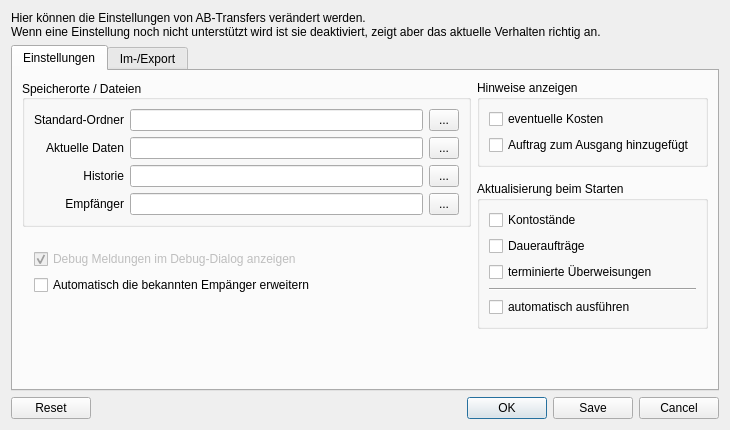
First picture: the form in src/dialogs/dialogsettings.ui, repository schmufu/abtransfers, before the edit.
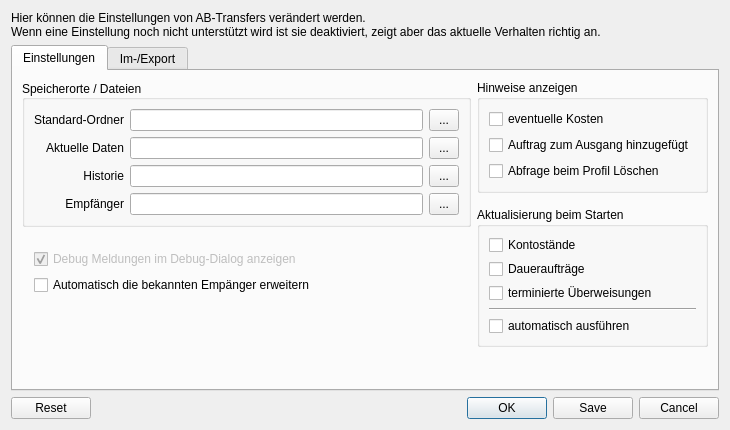
Second picture: the form after the edit. The open tabs and pages were chosen to show the change. Icons and pictures are not drawn.

Commit message: Löschen von benutzerspeziefischen Profilen (CSV) ist jetzt möglich.

```diff
--- a/src/dialogs/dialogsettings.ui
+++ b/src/dialogs/dialogsettings.ui
@@ -361,6 +361,13 @@
                 </property>
                </widget>
               </item>
+              <item>
+               <widget class="QCheckBox" name="checkBox_warnDeleteProfile">
+                <property name="text">
+                 <string>Abfrage beim Profil Löschen</string>
+                </property>
+               </widget>
+              </item>
              </layout>
             </widget>
            </item>
```
Left out of the diff: 13 changed lines with no effect on the pictures. The commit also changes 2 other files.
